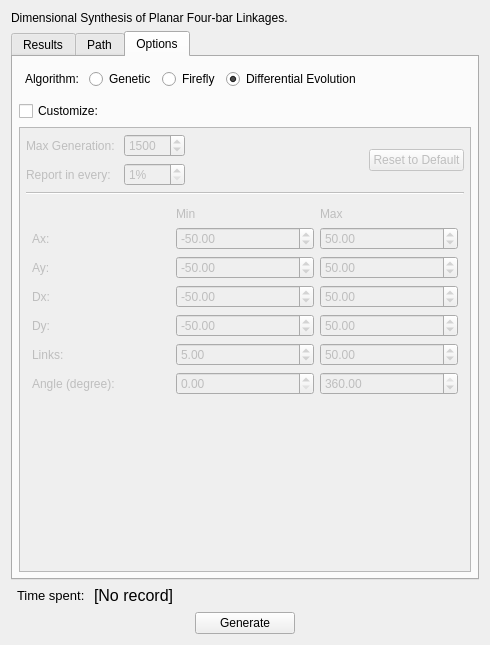
Old version of the form core/panel/run_Path_Solving.ui in the repository KmolYuan/Pyslvs-UI.
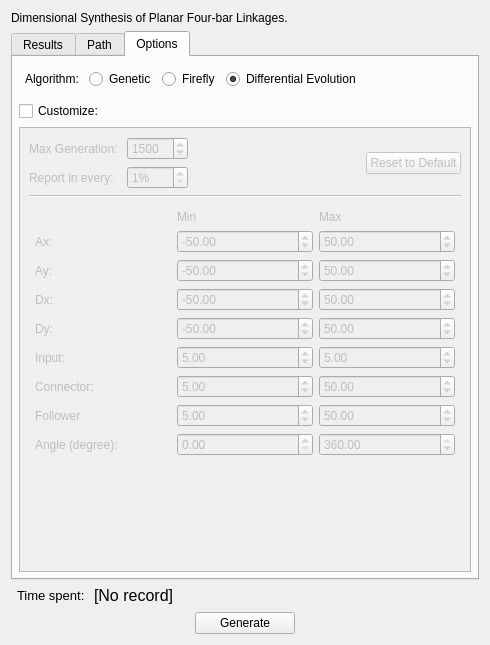
New version of the form. The open tabs and pages were chosen to show the change.

```diff
--- a/core/panel/run_Path_Solving.ui
+++ b/core/panel/run_Path_Solving.ui
@@ -455,23 +455,11 @@
            <rect>
             <x>0</x>
             <y>0</y>
-            <width>307</width>
-            <height>352</height>
+            <width>448</width>
+            <height>423</height>
            </rect>
           </property>
           <layout class="QVBoxLayout" name="verticalLayout_4">
-           <property name="leftMargin">
-            <number>6</number>
-           </property>
-           <property name="topMargin">
-            <number>6</number>
-           </property>
-           <property name="rightMargin">
-            <number>6</number>
-           </property>
-           <property name="bottomMargin">
-            <number>6</number>
-           </property>
            <item>
             <layout class="QHBoxLayout" name="horizontalLayout_7">
              <item>
@@ -568,13 +556,6 @@
               <property name="spacing">
                <number>6</number>
               </property>
-              <item row="5" column="0">
-               <widget class="QLabel" name="label_12">
-                <property name="text">
-                 <string>Links: </string>
-                </property>
-               </widget>
-              </item>
               <item row="2" column="2">
                <widget class="QDoubleSpinBox" name="AyMin">
                 <property name="minimum">
@@ -588,6 +569,13 @@
                 </property>
                </widget>
               </item>
+              <item row="6" column="0">
+               <widget class="QLabel" name="label_12">
+                <property name="text">
+                 <string>Connector: </string>
+                </property>
+               </widget>
+              </item>
               <item row="3" column="2">
                <widget class="QDoubleSpinBox" name="DxMin">
                 <property name="minimum">
@@ -608,10 +596,29 @@
                 </property>
                </widget>
               </item>
-              <item row="2" column="0">
-               <widget class="QLabel" name="label_9">
-                <property name="text">
-                 <string>Ay: </string>
+              <item row="6" column="2">
+               <widget class="QDoubleSpinBox" name="LMin">
+                <property name="minimum">
+                 <double>0.010000000000000</double>
+                </property>
+                <property name="maximum">
+                 <double>999.000000000000000</double>
+                </property>
+                <property name="value">
+                 <double>5.000000000000000</double>
+                </property>
+               </widget>
+              </item>
+              <item row="3" column="3">
+               <widget class="QDoubleSpinBox" name="DxMax">
+                <property name="minimum">
+                 <double>-999.000000000000000</double>
+                </property>
+                <property name="maximum">
+                 <double>999.000000000000000</double>
+                </property>
+                <property name="value">
+                 <double>50.000000000000000</double>
                 </property>
                </widget>
               </item>
@@ -622,6 +629,20 @@
                 </property>
                </widget>
               </item>
+              <item row="0" column="3">
+               <widget class="QLabel" name="label_13">
+                <property name="text">
+                 <string>Max</string>
+                </property>
+               </widget>
+              </item>
+              <item row="2" column="0">
+               <widget class="QLabel" name="label_9">
+                <property name="text">
+                 <string>Ay: </string>
+                </property>
+               </widget>
+              </item>
               <item row="4" column="2">
                <widget class="QDoubleSpinBox" name="DyMin">
                 <property name="minimum">
@@ -635,30 +656,16 @@
                 </property>
                </widget>
               </item>
-              <item row="1" column="2">
-               <widget class="QDoubleSpinBox" name="AxMin">
+              <item row="6" column="3">
+               <widget class="QDoubleSpinBox" name="LMax">
                 <property name="minimum">
-                 <double>-999.000000000000000</double>
+                 <double>0.010000000000000</double>
                 </property>
                 <property name="maximum">
                  <double>999.000000000000000</double>
                 </property>
                 <property name="value">
-                 <double>-50.000000000000000</double>
-                </property>
-               </widget>
-              </item>
-              <item row="1" column="0">
-               <widget class="QLabel" name="label_8">
-                <property name="text">
-                 <string>Ax: </string>
-                </property>
-               </widget>
-              </item>
-              <item row="6" column="0">
-               <widget class="QLabel" name="label_15">
-                <property name="text">
-                 <string>Angle (degree):</string>
+                 <double>50.000000000000000</double>
                 </property>
                </widget>
               </item>
@@ -669,16 +676,10 @@
                 </property>
                </widget>
               </item>
-              <item row="3" column="3">
-               <widget class="QDoubleSpinBox" name="DxMax">
-                <property name="minimum">
-                 <double>-999.000000000000000</double>
-                </property>
-                <property name="maximum">
-                 <double>999.000000000000000</double>
-                </property>
-                <property name="value">
-                 <double>50.000000000000000</double>
+              <item row="8" column="0">
+               <widget class="QLabel" name="label_15">
+                <property name="text">
+                 <string>Angle (degree):</string>
                 </property>
                </widget>
               </item>
@@ -695,53 +696,7 @@
                 </property>
                </widget>
               </item>
-              <item row="5" column="2">
-               <widget class="QDoubleSpinBox" name="LMin">
-                <property name="minimum">
-                 <double>0.010000000000000</double>
-                </property>
-                <property name="maximum">
-                 <double>999.000000000000000</double>
-                </property>
-                <property name="value">
-                 <double>5.000000000000000</double>
-                </property>
-               </widget>
-              </item>
-              <item row="4" column="3">
-               <widget class="QDoubleSpinBox" name="DyMax">
-                <property name="minimum">
-                 <double>-999.000000000000000</double>
-                </property>
-                <property name="maximum">
-                 <double>999.000000000000000</double>
-                </property>
-                <property name="value">
-                 <double>50.000000000000000</double>
-                </property>
-               </widget>
-              </item>
-              <item row="0" column="3">
-               <widget class="QLabel" name="label_13">
-                <property name="text">
-                 <string>Max</string>
-                </property>
-               </widget>
-              </item>
-              <item row="5" column="3">
-               <widget class="QDoubleSpinBox" name="LMax">
-                <property name="minimum">
-                 <double>0.010000000000000</double>
-                </property>
-                <property name="maximum">
-                 <double>999.000000000000000</double>
-                </property>
-                <property name="value">
-                 <double>50.000000000000000</double>
-                </property>
-               </widget>
-              </item>
-              <item row="6" column="2">
+              <item row="8" column="2">
                <widget class="QDoubleSpinBox" name="AMin">
                 <property name="minimum">
                  <double>0.000000000000000</double>
@@ -754,6 +709,52 @@
                 </property>
                </widget>
               </item>
+              <item row="8" column="3">
+               <widget class="QDoubleSpinBox" name="AMax">
+                <property name="minimum">
+                 <double>0.010000000000000</double>
+                </property>
+                <property name="maximum">
+                 <double>360.000000000000000</double>
+                </property>
+                <property name="value">
+                 <double>360.000000000000000</double>
+                </property>
+               </widget>
+              </item>
+              <item row="1" column="2">
+               <widget class="QDoubleSpinBox" name="AxMin">
+                <property name="minimum">
+                 <double>-999.000000000000000</double>
+                </property>
+                <property name="maximum">
+                 <double>999.000000000000000</double>
+                </property>
+                <property name="value">
+                 <double>-50.000000000000000</double>
+                </property>
+               </widget>
+              </item>
+              <item row="4" column="3">
+               <widget class="QDoubleSpinBox" name="DyMax">
+                <property name="minimum">
+                 <double>-999.000000000000000</double>
+                </property>
+                <property name="maximum">
+                 <double>999.000000000000000</double>
+                </property>
+                <property name="value">
+                 <double>50.000000000000000</double>
+                </property>
+               </widget>
+              </item>
+              <item row="1" column="0">
+               <widget class="QLabel" name="label_8">
+                <property name="text">
+                 <string>Ax: </string>
+                </property>
+               </widget>
+              </item>
               <item row="2" column="3">
                <widget class="QDoubleSpinBox" name="AyMax">
                 <property name="minimum">
@@ -767,16 +768,69 @@
                 </property>
                </widget>
               </item>
-              <item row="6" column="3">
-               <widget class="QDoubleSpinBox" name="AMax">
+              <item row="5" column="0">
+               <widget class="QLabel" name="label_18">
+                <property name="text">
+                 <string>Input:</string>
+                </property>
+               </widget>
+              </item>
+              <item row="5" column="2">
+               <widget class="QDoubleSpinBox" name="IMin">
                 <property name="minimum">
                  <double>0.010000000000000</double>
                 </property>
                 <property name="maximum">
-                 <double>360.000000000000000</double>
+                 <double>999.000000000000000</double>
                 </property>
                 <property name="value">
-                 <double>360.000000000000000</double>
+                 <double>5.000000000000000</double>
+                </property>
+               </widget>
+              </item>
+              <item row="5" column="3">
+               <widget class="QDoubleSpinBox" name="IMax">
+                <property name="minimum">
+                 <double>0.010000000000000</double>
+                </property>
+                <property name="maximum">
+                 <double>999.000000000000000</double>
+                </property>
+                <property name="value">
+                 <double>5.000000000000000</double>
+                </property>
+               </widget>
+              </item>
+              <item row="7" column="0">
+               <widget class="QLabel" name="label_19">
+                <property name="text">
+                 <string>Follower</string>
+                </property>
+               </widget>
+              </item>
+              <item row="7" column="2">
+               <widget class="QDoubleSpinBox" name="FMin">
+                <property name="minimum">
+                 <double>0.010000000000000</double>
+                </property>
+                <property name="maximum">
+                 <double>999.000000000000000</double>
+                </property>
+                <property name="value">
+                 <double>5.000000000000000</double>
+                </property>
+               </widget>
+              </item>
+              <item row="7" column="3">
+               <widget class="QDoubleSpinBox" name="FMax">
+                <property name="minimum">
+                 <double>0.010000000000000</double>
+                </property>
+                <property name="maximum">
+                 <double>999.000000000000000</double>
+                </property>
+                <property name="value">
+                 <double>50.000000000000000</double>
                 </property>
                </widget>
               </item>
```
